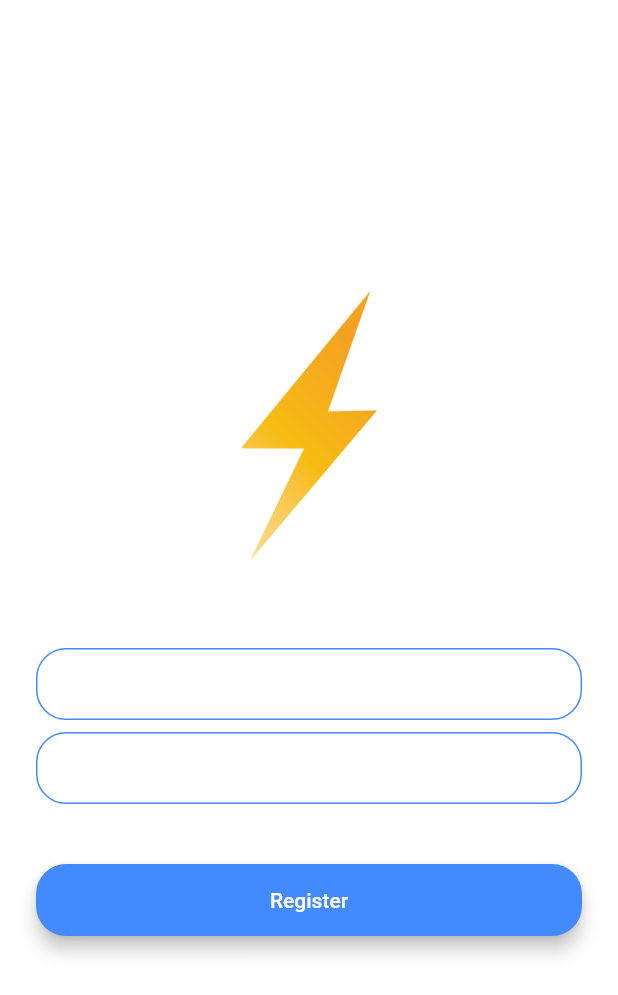
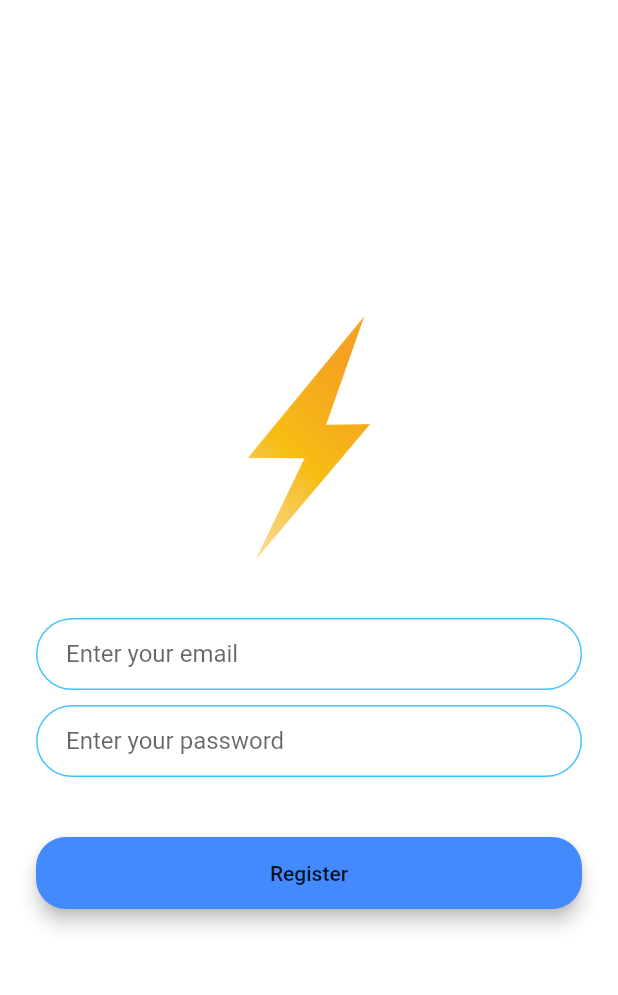
Before and after one commit to agsjorda/flash-chat, a Flutter app: the screen it shows after launch, after a tap on "Register", on a phone screen of 412 x 824 dp. Shown: the top 995 px of the screen. Run offline on Flutter 3.47's test engine with Material 2 defaults, Android fonts, the phone set to English and light mode, and no system bars; our stand-ins replace animated_text_kit.

Commit message:
added animation, extracted button, and fixed input overflow issue

```diff
--- /dev/null
+++ b/lib/components/rounded_button.dart
@@ -0,0 +1,30 @@
+import 'package:flutter/material.dart';
+import '../constants.dart';
+
+class RoundedButton extends StatelessWidget {
+  final Color colour;
+  final String title;
+  final void Function() onPressed;
+  RoundedButton(
+      {required this.title, required this.colour, required this.onPressed});
+
+  @override
+  Widget build(BuildContext context) {
+    return Padding(
+      padding: const EdgeInsets.symmetric(vertical: 16.0),
+      child: Material(
+        color: colour,
+        borderRadius: buttonBorderRadius,
+        elevation: 5.0,
+        child: MaterialButton(
+          onPressed: onPressed,
+          minWidth: 200.0,
+          height: 42.0,
+          child: Text(
+            title,
+          ),
+        ),
+      ),
+    );
+  }
+}
--- a/lib/constants.dart
+++ b/lib/constants.dart
@@ -18,5 +18,21 @@ const kMessageContainerDecoration = BoxDecoration(
   ),
 );
 
+const kTextFieldDecoration = InputDecoration(
+  hintText: 'Enter your email',
+  contentPadding: EdgeInsets.symmetric(vertical: 8.0, horizontal: 20.0),
+  border: OutlineInputBorder(
+    borderRadius: BorderRadius.all(Radius.circular(32.0)),
+  ),
+  enabledBorder: OutlineInputBorder(
+    borderSide: BorderSide(color: Colors.lightBlueAccent, width: 1.0),
+    borderRadius: BorderRadius.all(Radius.circular(32.0)),
+  ),
+  focusedBorder: OutlineInputBorder(
+    borderSide: BorderSide(color: Colors.lightBlueAccent, width: 2.0),
+    borderRadius: BorderRadius.all(Radius.circular(32.0)),
+  ),
+);
+
 const inputBorderRadius = BorderRadius.all(Radius.circular(20.0));
 const buttonBorderRadius = BorderRadius.all(Radius.circular(20.0));
--- a/lib/main.dart
+++ b/lib/main.dart
@@ -10,15 +10,15 @@ class FlashChat extends StatelessWidget {
   @override
   Widget build(BuildContext context) {
     return MaterialApp(
-      theme: ThemeData.dark().copyWith(
-          textTheme:
-              const TextTheme(bodyMedium: TextStyle(color: Colors.black54))),
+      // theme: ThemeData.dark().copyWith(
+      //     textTheme:
+      //         const TextTheme(bodyMedium: TextStyle(color: Colors.black54))),
       initialRoute: WelcomeScreen.id,
       routes: {
         WelcomeScreen.id: (context) => WelcomeScreen(),
-        'login_screen': (context) => LoginScreen(),
-        'registration_screen': (context) => RegistrationScreen(),
-        'chat_screen': (context) => ChatScreen(),
+        LoginScreen.id: (context) => LoginScreen(),
+        RegistrationScreen.id: (context) => RegistrationScreen(),
+        ChatScreen.id: (context) => ChatScreen(),
       },
     );
   }
--- a/lib/screens/registration_screen.dart
+++ b/lib/screens/registration_screen.dart
@@ -1,3 +1,4 @@
+import 'package:flash_chat/components/rounded_button.dart';
 import 'package:flash_chat/constants.dart';
 import 'package:flutter/material.dart';
 
@@ -14,87 +15,52 @@ class _RegistrationScreenState extends State<RegistrationScreen> {
   Widget build(BuildContext context) {
     return Scaffold(
       backgroundColor: Colors.white,
-      body: Padding(
+      body: Center(
+        child: Padding(
           padding: EdgeInsets.symmetric(horizontal: 24.0),
+          child: SingleChildScrollView(
+            reverse: true,
             child: Column(
-          mainAxisAlignment: MainAxisAlignment.center,
+              // mainAxisAlignment: MainAxisAlignment.center,
               crossAxisAlignment: CrossAxisAlignment.stretch,
               children: <Widget>[
-            Container(
-              height: 200.0,
+                Hero(
+                  tag: 'logo',
+                  child: SizedBox(
+                    height: 180.0,
                     child: Image.asset('images/logo.png'),
                   ),
+                ),
                 SizedBox(
-              height: 48.0,
+                  height: 30.0,
                 ),
                 TextField(
                   onChanged: (value) {
                     //Do something with the user input.
                   },
-              decoration: InputDecoration(
-                hintText: 'Enter your email',
-                contentPadding:
-                    EdgeInsets.symmetric(vertical: 10.0, horizontal: 20.0),
-                border: OutlineInputBorder(
-                  borderRadius: inputBorderRadius,
-                ),
-                enabledBorder: OutlineInputBorder(
-                  borderSide: BorderSide(color: Colors.blueAccent, width: 1.0),
-                  borderRadius: inputBorderRadius,
-                ),
-                focusedBorder: OutlineInputBorder(
-                  borderSide: BorderSide(color: Colors.blueAccent, width: 2.0),
-                  borderRadius: inputBorderRadius,
-                ),
-              ),
+                  decoration: kTextFieldDecoration.copyWith(
+                      hintText: 'Enter your email'),
                 ),
                 SizedBox(
-              height: 8.0,
+                  height: 10.0,
                 ),
                 TextField(
                   onChanged: (value) {
                     //Do something with the user input.
                   },
-              decoration: InputDecoration(
-                hintText: 'Enter your password',
-                contentPadding:
-                    EdgeInsets.symmetric(vertical: 10.0, horizontal: 20.0),
-                border: OutlineInputBorder(
-                  borderRadius: inputBorderRadius,
-                ),
-                enabledBorder: OutlineInputBorder(
-                  borderSide: BorderSide(color: Colors.blueAccent, width: 1.0),
-                  borderRadius: inputBorderRadius,
-                ),
-                focusedBorder: OutlineInputBorder(
-                  borderSide: BorderSide(color: Colors.blueAccent, width: 2.0),
-                  borderRadius: BorderRadius.all(Radius.circular(20.0)),
-                ),
-              ),
+                  decoration: kTextFieldDecoration.copyWith(
+                      hintText: 'Enter your password'),
                 ),
                 SizedBox(
                   height: 24.0,
                 ),
-            Padding(
-              padding: EdgeInsets.symmetric(vertical: 16.0),
-              child: Material(
-                color: Colors.blueAccent,
-                borderRadius: buttonBorderRadius,
-                elevation: 5.0,
-                child: MaterialButton(
-                  onPressed: () {
-                    //Implement registration functionality.
-                  },
-                  minWidth: 200.0,
-                  height: 42.0,
-                  child: Text(
-                    'Register',
-                    style: TextStyle(color: Colors.white),
+                RoundedButton(
+                    title: "Register",
+                    colour: Colors.blueAccent,
+                    onPressed: () {}),
+              ],
             ),
           ),
-              ),
-            ),
-          ],
         ),
       ),
     );
--- a/lib/screens/welcome_screen.dart
+++ b/lib/screens/welcome_screen.dart
@@ -1,81 +1,104 @@
-import 'package:flash_chat/constants.dart';
 import 'package:flash_chat/screens/login_screen.dart';
 import 'package:flash_chat/screens/registration_screen.dart';
 import 'package:flutter/material.dart';
+import 'package:animated_text_kit/animated_text_kit.dart';
+import '../components/rounded_button.dart';
 
 class WelcomeScreen extends StatefulWidget {
   static const String id = "welcome_screen";
+
+  const WelcomeScreen({key});
 
   @override
   _WelcomeScreenState createState() => _WelcomeScreenState();
 }
 
-class _WelcomeScreenState extends State<WelcomeScreen> {
+class _WelcomeScreenState extends State<WelcomeScreen>
+    with SingleTickerProviderStateMixin {
+  late AnimationController controller;
+  late Animation animation;
+
+  @override
+  void initState() {
+    // TODO: implement initState
+    super.initState();
+
+    controller = AnimationController(
+      duration: const Duration(seconds: 2),
+      vsync: this,
+    );
+    animation = ColorTween(begin: Colors.blueGrey[900], end: Colors.white)
+        .animate(controller);
+    controller.forward();
+    controller.addListener(() {
+      setState(() {});
+    });
+  }
+
+  @override
+  void dispose() {
+    // TODO: implement dispose
+    controller.dispose();
+    super.dispose();
+  }
+
   @override
   Widget build(BuildContext context) {
     return Scaffold(
-      backgroundColor: Colors.white,
+      backgroundColor: animation.value,
       body: Padding(
-        padding: EdgeInsets.symmetric(horizontal: 24.0),
+        padding: const EdgeInsets.symmetric(horizontal: 24.0),
         child: Column(
           mainAxisAlignment: MainAxisAlignment.center,
           crossAxisAlignment: CrossAxisAlignment.stretch,
           children: <Widget>[
             Row(
+              mainAxisAlignment: MainAxisAlignment.center,
               children: <Widget>[
-                SizedBox(
-                  height: 60.0,
+                Hero(
+                  tag: 'logo',
+                  transitionOnUserGestures: true,
+                  child: SizedBox(
+                    height: 60,
                     child: Image.asset('images/logo.png'),
                   ),
-                const Text(
+                ),
+                AnimatedTextKit(
+                  animatedTexts: [
+                    TypewriterAnimatedText(
                       'Flash Chat',
-                  style: TextStyle(
+                      textStyle: const TextStyle(
                         fontSize: 45.0,
                         fontWeight: FontWeight.w900,
                       ),
+                      speed: const Duration(milliseconds: 500),
+                    ),
+                  ],
+                  pause: const Duration(milliseconds: 1000),
+                  repeatForever: true,
+                  displayFullTextOnTap: true,
+                  stopPauseOnTap: true,
                 ),
               ],
             ),
             const SizedBox(
               height: 48.0,
             ),
-            Padding(
-              padding: const EdgeInsets.symmetric(vertical: 16.0),
-              child: Material(
-                elevation: 5.0,
-                color: Colors.lightBlueAccent,
-                borderRadius: buttonBorderRadius,
-                child: MaterialButton(
+            RoundedButton(
+              title: "Login",
+              colour: Colors.lightBlueAccent,
               onPressed: () {
-                    //Go to login screen.
+                //Go to registration screen.
                 Navigator.pushNamed(context, LoginScreen.id);
               },
-                  minWidth: 200.0,
-                  height: 42.0,
-                  child: const Text(
-                    'Log In',
             ),
-                ),
-              ),
-            ),
-            Padding(
-              padding: const EdgeInsets.symmetric(vertical: 16.0),
-              child: Material(
-                color: Colors.blueAccent,
-                borderRadius: buttonBorderRadius,
-                elevation: 5.0,
-                child: MaterialButton(
+            RoundedButton(
+              title: "Register",
+              colour: Colors.blueAccent,
               onPressed: () {
                 //Go to registration screen.
                 Navigator.pushNamed(context, RegistrationScreen.id);
               },
-                  minWidth: 200.0,
-                  height: 42.0,
-                  child: const Text(
-                    'Register',
-                  ),
-                ),
-              ),
             ),
           ],
         ),
--- a/pubspec.yaml
+++ b/pubspec.yaml
@@ -35,6 +35,7 @@ dependencies:
   # The following adds the Cupertino Icons font to your application.
   # Use with the CupertinoIcons class for iOS style icons.
   cupertino_icons: ^1.0.2
+  animated_text_kit: ^4.2.2
 
 dev_dependencies:
   flutter_test:
```
Also changed, not shown: lib/screens/login_screen.dart (+25 -60 lines), pubspec.lock. Lines whose indentation alone changed are shown as unchanged.
